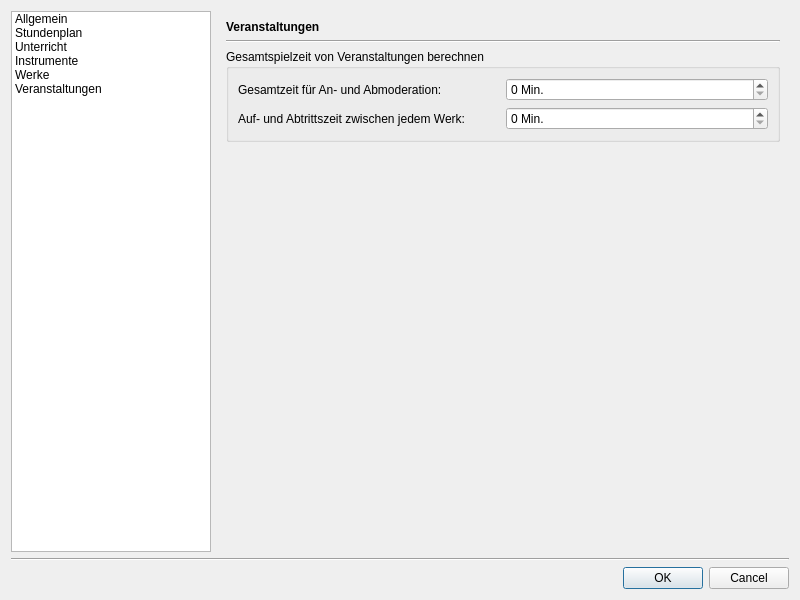
The window that src/gui/settings/settings.ui (doitux/qupil) describes before a commit, drawn with Qt 5.
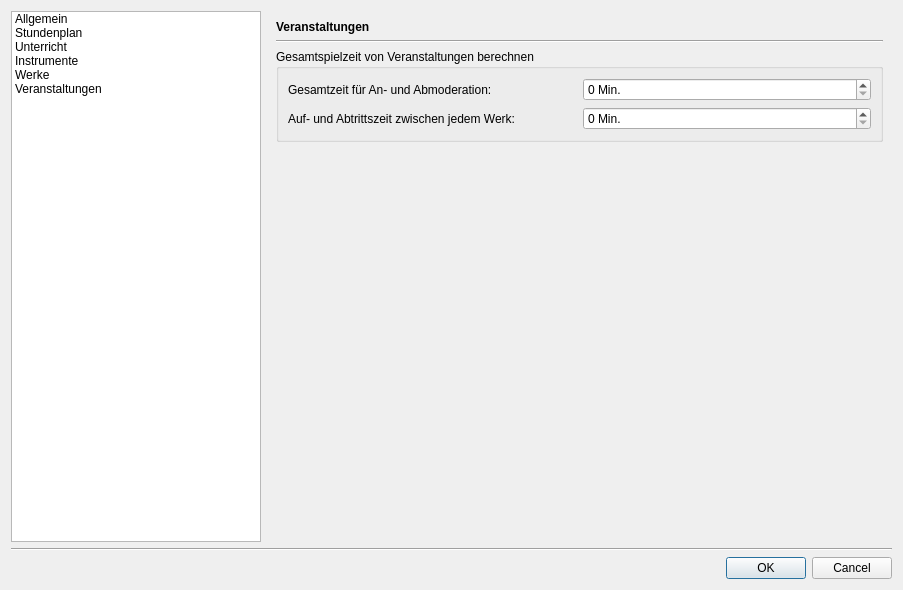
The same window after the commit. Icons and pictures are not drawn.

What changed in the file:
```diff
--- a/src/gui/settings/settings.ui
+++ b/src/gui/settings/settings.ui
@@ -6,8 +6,8 @@
    <rect>
     <x>0</x>
     <y>0</y>
-    <width>800</width>
-    <height>600</height>
+    <width>903</width>
+    <height>590</height>
    </rect>
   </property>
   <property name="windowTitle">
@@ -18,13 +18,13 @@
     <widget class="QListWidget" name="listWidget">
      <property name="minimumSize">
       <size>
-       <width>200</width>
+       <width>250</width>
        <height>0</height>
       </size>
      </property>
      <property name="maximumSize">
       <size>
-       <width>200</width>
+       <width>250</width>
        <height>16777215</height>
       </size>
      </property>
```
